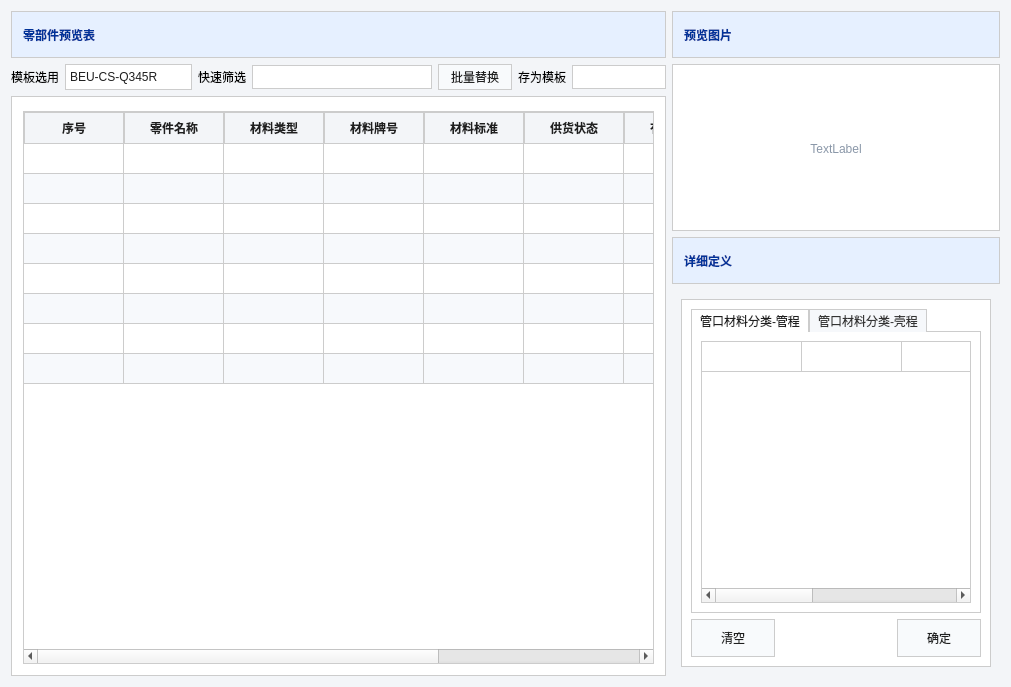
Qt form DongLanpec-local/modules/cailiaodingyi/ui/paradefine_newui.ui (scienhudb/donghua) before a commit.
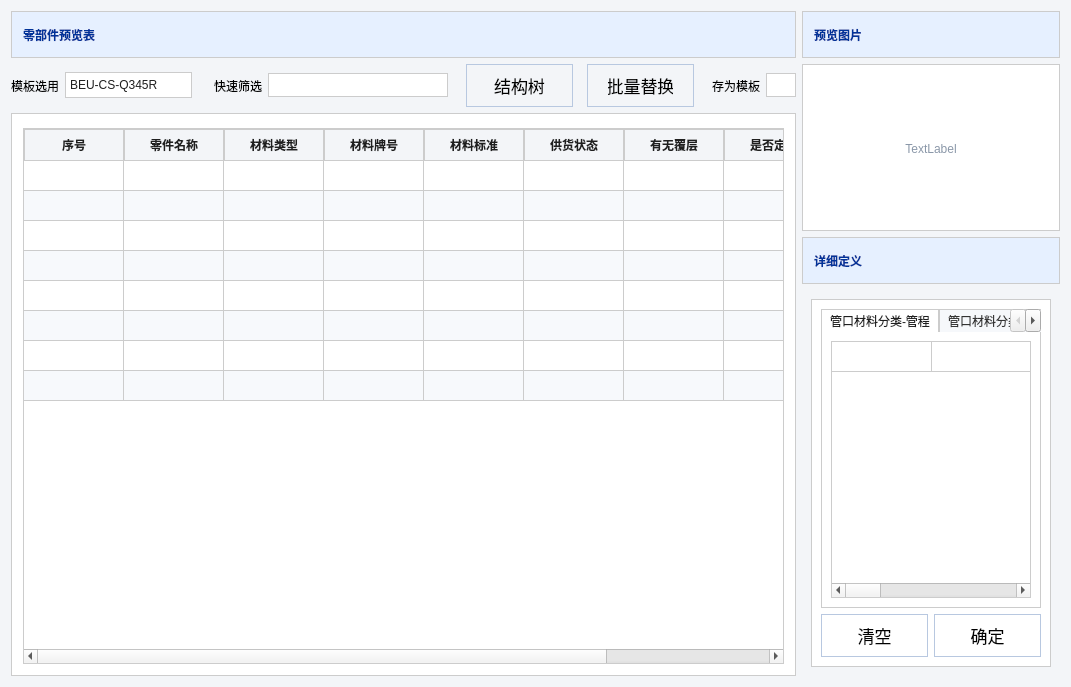
The same form after that commit. Icons and pictures are not drawn.

Commit message: 容器和批量替换和结构树和excel优化

Patch:
```diff
--- a/DongLanpec-local/modules/cailiaodingyi/ui/paradefine_newui.ui
+++ b/DongLanpec-local/modules/cailiaodingyi/ui/paradefine_newui.ui
@@ -107,15 +107,35 @@
     padding: 0px;
 }
 
+/* 与项目管理 guanli_new.ui / ui_style.py 按钮样式一致 */
 QPushButton {
-    background-color: #f8fafc;
-    color: #1f1f1f;
-    border: 1px solid #CCCCCC;
-    padding: 3px 12px;
+    background: qlineargradient(x1: 0, y1: 0, x2: 0, y2: 1,
+                                stop: 0 #ffffff, stop: 1 #e8edf5);
+    border: 1px solid #b8c8e0;
+    border-radius: 0px;
+    color: #000000;
+    font-size: 17px;
+    padding: 8px 20px;
+    text-align: center;
+    min-width: 65px;
 }
 
 QPushButton:hover {
-    background-color: #edf2f8;
+    background: qlineargradient(x1: 0, y1: 0, x2: 0, y2: 1,
+                                stop: 0 #f0f4fa, stop: 1 #d8e0ed);
+    border-color: #9ab0d0;
+}
+
+QPushButton:pressed {
+    background: qlineargradient(x1: 0, y1: 0, x2: 0, y2: 1,
+                                stop: 0 #e0e6f0, stop: 1 #c8d2e0);
+    border-color: #7a90b0;
+}
+
+QPushButton:disabled {
+    background: #f5f7fa;
+    color: #888888;
+    border-color: #d0d8e5;
 }
 
 QLineEdit#lineEdit {
@@ -161,20 +181,7 @@
     selection-color: #1f1f1f;
 }
 
-QPushButton#pushButton_6,
-QPushButton#pushButton_7,
-QPushButton#pushButton_8,
-QPushButton#pushButton_9,
-QPushButton#pushButton_10,
-QPushButton#pushButton_11,
-QPushButton#pushButton_12,
-QPushButton#pushButton_13,
-QPushButton#pushButton_14,
-QPushButton#pushButton_15 {
-    min-width: 54px;
-    min-height: 28px;
-    padding: 4px 14px;
-}
+/* 详细定义底部「清空/确定」沿用全局 QPushButton 项目管理样式 */
 
 /* Tab 右键菜单：避免悬停时文字与背景同色导致看不见 */
 QMenu {
@@ -206,7 +213,7 @@
         </widget>
        </item>
        <item>
-        <layout class="QHBoxLayout" name="horizontalLayout_4" stretch="2,1,2,1,1,1,2,0">
+        <layout class="QHBoxLayout" name="horizontalLayout_4" stretch="2,0,2,0,0,0,0,0,3">
          <item>
           <layout class="QHBoxLayout" name="horizontalLayout">
            <item>
@@ -232,9 +239,12 @@
            <property name="orientation">
             <enum>Qt::Horizontal</enum>
            </property>
+           <property name="sizeType">
+            <enum>QSizePolicy::Fixed</enum>
+           </property>
            <property name="sizeHint" stdset="0">
             <size>
-             <width>40</width>
+             <width>16</width>
              <height>20</height>
             </size>
            </property>
@@ -272,53 +282,65 @@
            <property name="orientation">
             <enum>Qt::Horizontal</enum>
            </property>
+           <property name="sizeType">
+            <enum>QSizePolicy::Fixed</enum>
+           </property>
            <property name="sizeHint" stdset="0">
             <size>
-             <width>40</width>
+             <width>12</width>
              <height>20</height>
             </size>
            </property>
           </spacer>
          </item>
          <item>
-          <spacer name="horizontalSpacer_6">
+          <widget class="QPushButton" name="pushButton_structure_tree">
+           <property name="text">
+            <string>结构树</string>
+           </property>
+          </widget>
+         </item>
+         <item>
+          <spacer name="horizontalSpacer_structure_tree">
            <property name="orientation">
             <enum>Qt::Horizontal</enum>
            </property>
+           <property name="sizeType">
+            <enum>QSizePolicy::Fixed</enum>
+           </property>
            <property name="sizeHint" stdset="0">
             <size>
-             <width>20</width>
+             <width>8</width>
              <height>20</height>
             </size>
            </property>
           </spacer>
          </item>
          <item>
-          <layout class="QHBoxLayout" name="horizontalLayout_batch_replace">
-           <item>
-            <widget class="QPushButton" name="pushButton_batch_replace">
-             <property name="text">
-              <string>批量替换</string>
-             </property>
-            </widget>
-           </item>
-          </layout>
+          <widget class="QPushButton" name="pushButton_batch_replace">
+           <property name="text">
+            <string>批量替换</string>
+           </property>
+          </widget>
          </item>
          <item>
           <spacer name="horizontalSpacer_batch_replace">
            <property name="orientation">
             <enum>Qt::Horizontal</enum>
            </property>
+           <property name="sizeType">
+            <enum>QSizePolicy::Fixed</enum>
+           </property>
            <property name="sizeHint" stdset="0">
             <size>
-             <width>20</width>
+             <width>12</width>
              <height>20</height>
             </size>
            </property>
           </spacer>
          </item>
          <item>
-          <layout class="QHBoxLayout" name="horizontalLayout_3">
+          <layout class="QHBoxLayout" name="horizontalLayout_3" stretch="0,1">
            <item>
             <widget class="QLabel" name="label_3">
              <property name="text">
@@ -327,7 +349,14 @@
             </widget>
            </item>
            <item>
-            <widget class="QLineEdit" name="lineEdit_2"/>
+            <widget class="QLineEdit" name="lineEdit_2">
+             <property name="sizePolicy">
+              <sizepolicy hsizetype="Expanding" vsizetype="Fixed">
+               <horstretch>1</horstretch>
+               <verstretch>0</verstretch>
+              </sizepolicy>
+             </property>
+            </widget>
            </item>
           </layout>
          </item>
```
The commit also changes 81 other files.
